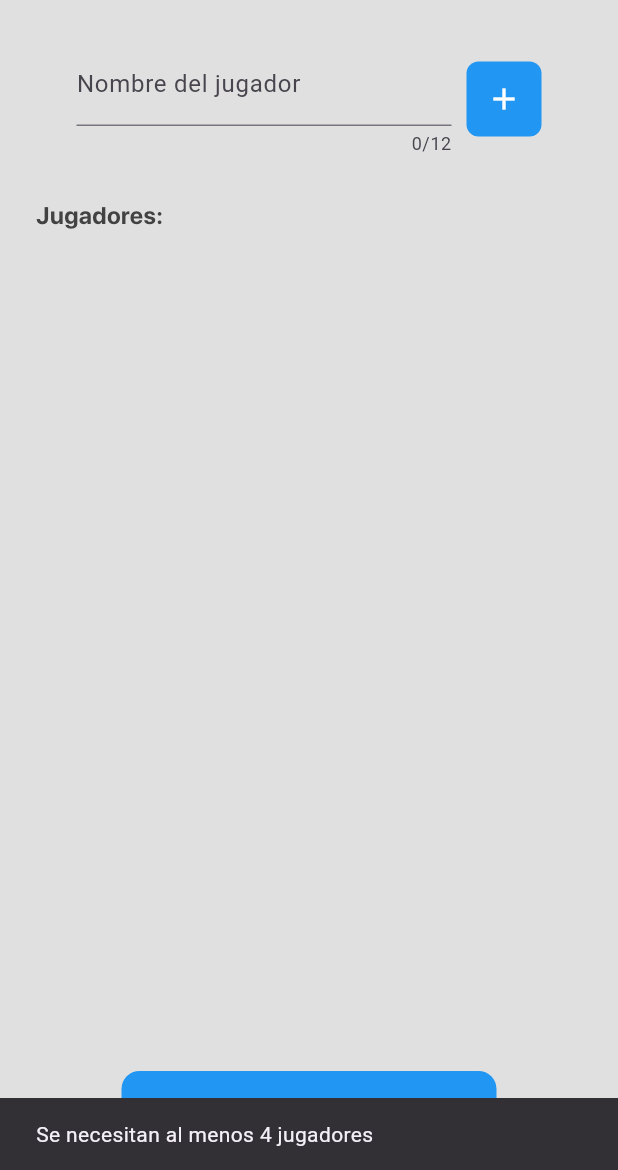
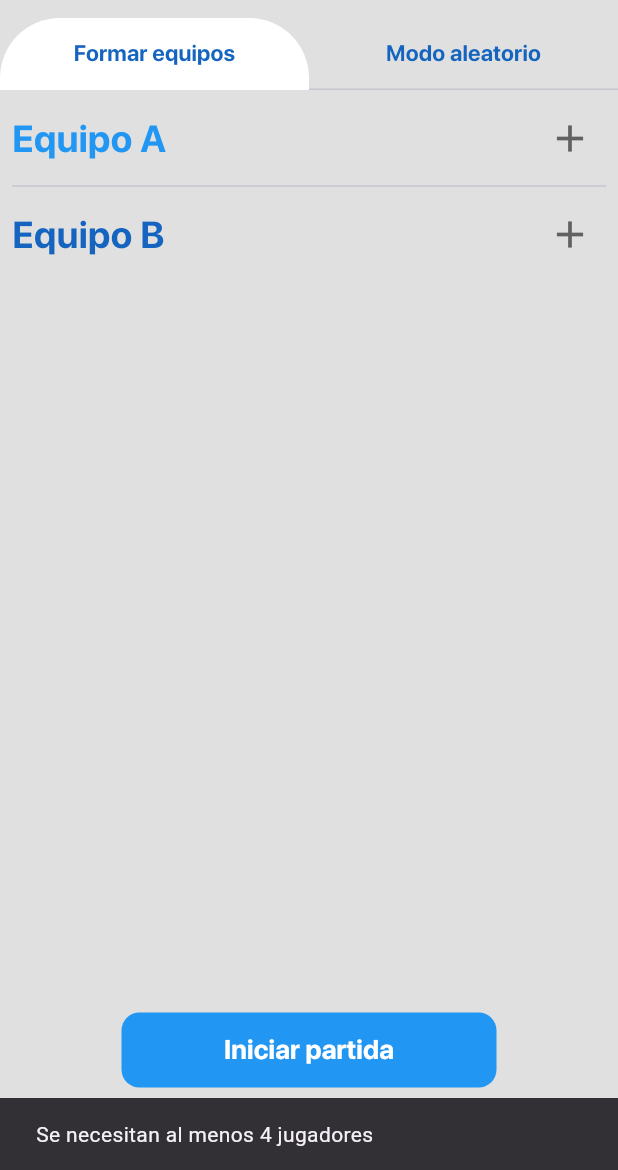
Before and after one commit to Whadyjm/padelrecord, a Flutter app: the screen it shows after launch, after a tap on "Iniciar partida", on a phone screen of 412 x 824 dp, the part 66-1236 px from its top. Run offline on Flutter 3.47's test engine with Material 3 defaults, Android fonts, the light colour scheme and no system bars; our stand-ins replace confetti; project files that could hold a hidden picture were left out.

Commit message:
nuevo modo de juego agregado

```diff
--- a/lib/provider/playerProvider.dart
+++ b/lib/provider/playerProvider.dart
@@ -20,6 +20,16 @@ class PlayerProvider with ChangeNotifier{
       notifyListeners();
   }
 
+  void addTeamA(String nombre){
+    _teamA.add(nombre);
+    notifyListeners();
+  }
+
+  void addTeamB(String nombre){
+    _teamB.add(nombre);
+    notifyListeners();
+  }
+
   void assignTeams(){
     final random = Random();
     final shuffledPlayers = List.from(_players)..shuffle(random);
--- a/lib/view/playerInputScreen.dart
+++ b/lib/view/playerInputScreen.dart
@@ -17,14 +17,87 @@ class PlayerInputScreen extends StatelessWidget {
     final puntosProvider = Provider.of<PuntosProvider>(context);
     final TextEditingController nombreController = TextEditingController();
 
-    return Scaffold(
+    return DefaultTabController(
+      length: 2,
+      child: Scaffold(
         backgroundColor: Colors.grey.shade300,
         appBar: AppBar(
           backgroundColor: Colors.grey.shade300,
           centerTitle: true,
           title: Text('PADEL RECORD', style: TextStyle(fontFamily: 'sf-pro-display', color: Colors.blue.shade800, fontSize: 25, fontWeight: FontWeight.w900),),
+          bottom: TabBar(
+            indicatorSize: TabBarIndicatorSize.tab,
+            indicator: const BoxDecoration(
+              borderRadius: BorderRadius.only(
+                  topRight: Radius.circular(40), topLeft: Radius.circular(40)),
+              color: Colors.white,
             ),
-      body: Padding(
+            tabs: [
+              Tab(child: Text('Formar equipos', style: TextStyle(fontFamily: 'sf-pro-display', color: Colors.blue.shade800, fontSize: 15, fontWeight: FontWeight.w800),),),
+              Tab(child: Text('Modo aleatorio', style: TextStyle(fontFamily: 'sf-pro-display', color: Colors.blue.shade800, fontSize: 15, fontWeight: FontWeight.w800),),),
+            ],
+          ),
+        ),
+        body: TabBarView(
+          children:[
+            Padding(
+              padding: const EdgeInsets.all(8.0),
+              child: Column(
+                children: [
+                  Row(
+                    mainAxisAlignment: MainAxisAlignment.spaceBetween,
+                    children: [
+                      const Text('Equipo A', style: TextStyle(fontFamily: 'sf-pro-display', color: Colors.blue, fontSize: 25, fontWeight: FontWeight.w800),),
+                      IconButton(
+                          onPressed: (){
+                          },
+                          icon: Icon(Icons.add, color: Colors.grey.shade700, size: 30,)),
+                    ],
+                  ),
+                  const Divider(),
+                  Row(
+                    mainAxisAlignment: MainAxisAlignment.spaceBetween,
+                    children: [
+                      Text('Equipo B', style: TextStyle(fontFamily: 'sf-pro-display', color: Colors.blue.shade800, fontSize: 25, fontWeight: FontWeight.w800),),
+                      IconButton(
+                          onPressed: (){
+                          },
+                          icon: Icon(Icons.add, color: Colors.grey.shade700, size: 30,)),
+                    ],
+                  ),
+                  const SizedBox(height: 495,),
+                  MaterialButton(
+                    onPressed: (){
+
+                      puntosProvider.refresh();
+
+                      if (playerProvider.players.length >= 4){
+                        playerProvider.assignTeams();
+                        Navigator.push(context, MaterialPageRoute(builder: (context){
+                          return GameScreen();
+                        }));
+                      } else {
+                        ScaffoldMessenger.of(context).showSnackBar(
+                          const SnackBar(
+                            duration: Duration(seconds: 1),
+                            content: Text('Se necesitan al menos 4 jugadores'),
+                          ),
+                        );
+                      }
+                    },
+                    child: Container(
+                        height: 50,
+                        width: 250,
+                        decoration: BoxDecoration(
+                            color: Colors.blue,
+                            borderRadius: BorderRadius.circular(12)
+                        ),
+                        child: const Center(child: Text('Iniciar partida', style: TextStyle(fontFamily: 'sf-pro-display', fontSize: 18, color: Colors.white, fontWeight: FontWeight.bold),))),
+                  ),
+                ],
+              ),
+            ),
+            Padding(
               padding: const EdgeInsets.all(16.0),
               child: Column(
                 children: [
@@ -131,6 +204,9 @@ class PlayerInputScreen extends StatelessWidget {
                 ],
               ),
             ),
+          ]
+        ),
+      ),
     );
   }
 }
```
Lines whose indentation alone changed are shown as unchanged.
